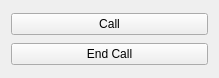
This is client.ui in starchimpsgroup/evcc as Qt 5 draws it before an edit. The edited form follows.
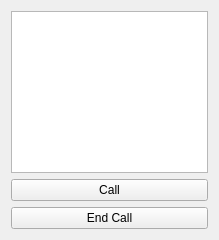
This is the edited form.

What changed in the file:
```diff
--- a/client.ui
+++ b/client.ui
@@ -7,27 +7,30 @@
     <x>0</x>
     <y>0</y>
     <width>219</width>
-    <height>78</height>
+    <height>240</height>
    </rect>
   </property>
   <property name="windowTitle">
    <string>Form</string>
   </property>
   <layout class="QGridLayout" name="gridLayout">
-   <item row="0" column="0">
+   <item row="1" column="0">
     <widget class="QPushButton" name="call">
      <property name="text">
       <string>Call</string>
      </property>
     </widget>
    </item>
-   <item row="1" column="0">
+   <item row="2" column="0">
     <widget class="QPushButton" name="endCall">
      <property name="text">
       <string>End Call</string>
      </property>
     </widget>
    </item>
+   <item row="0" column="0">
+    <widget class="QListView" name="listView"/>
+   </item>
   </layout>
  </widget>
  <resources/>
```
